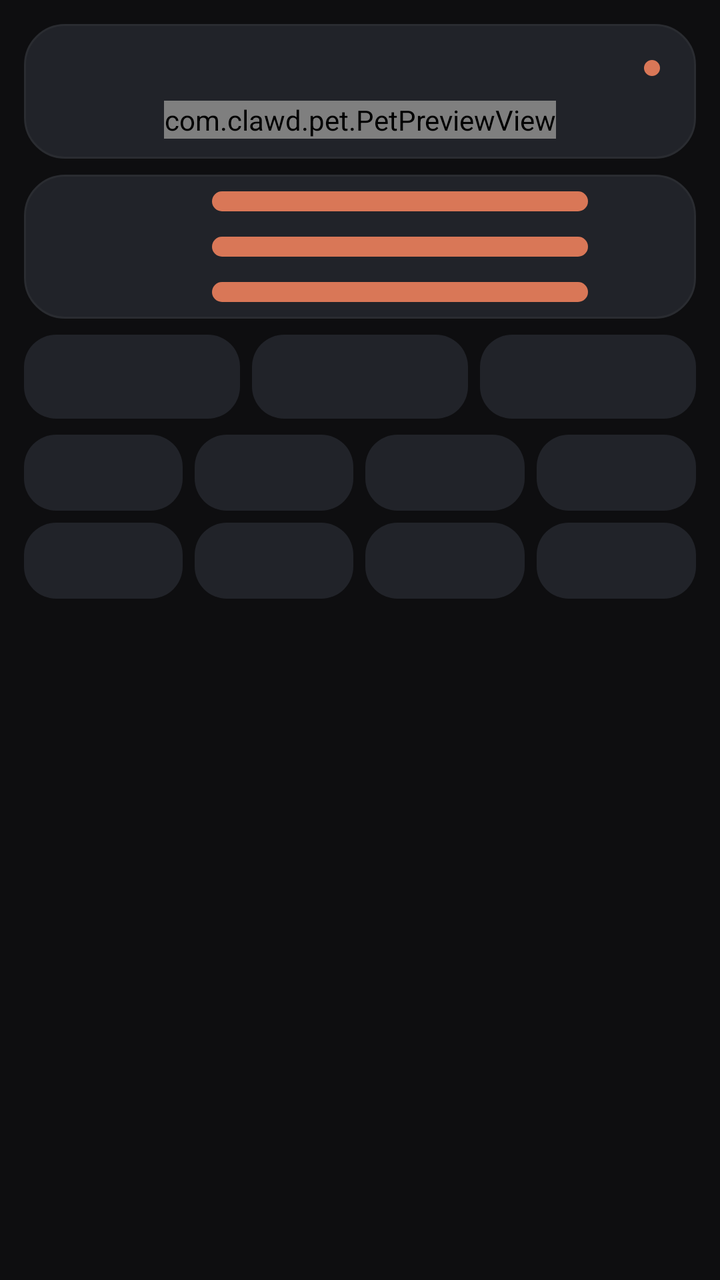
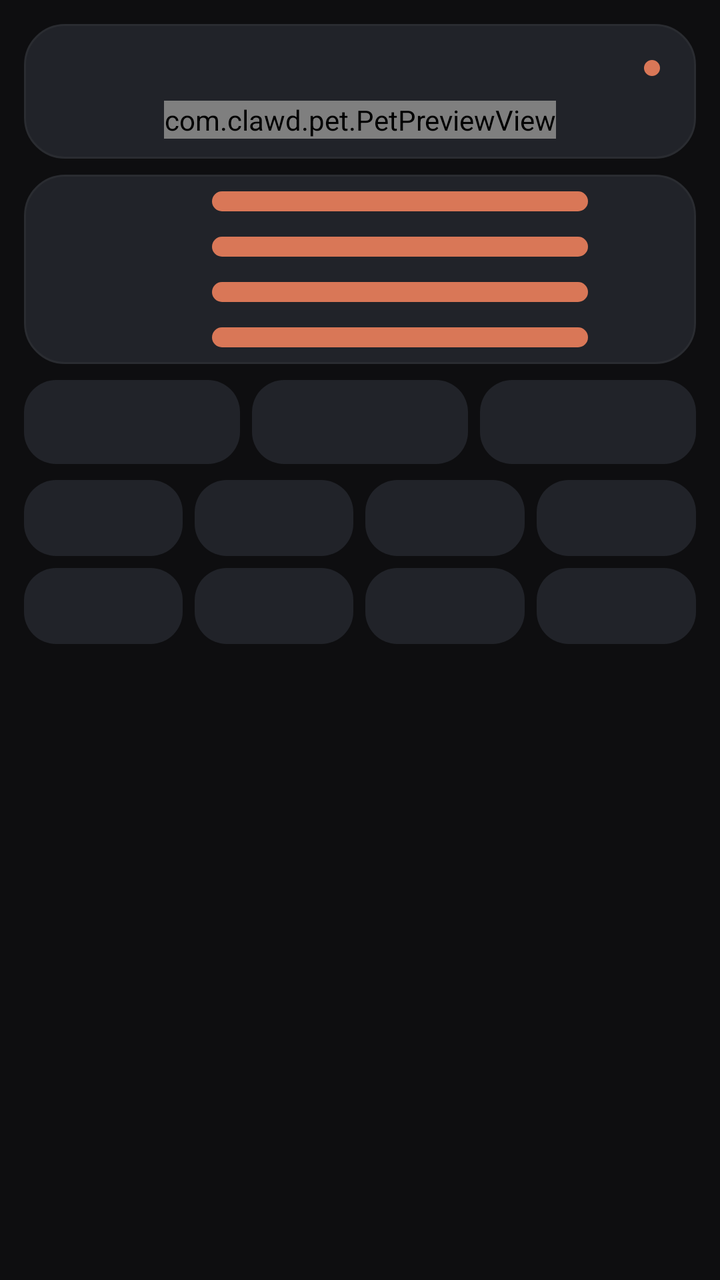

Two renders of the same Android screen: before a commit and after it. Below are the layout's source before the change and the commit's diff.
<!-- AndroidManifest.xml: application theme AppTheme -->
<!-- res/layout/activity_tamagotchi.xml -->
<?xml version="1.0" encoding="utf-8"?>
<ScrollView xmlns:android="http://schemas.android.com/apk/res/android"
    android:layout_width="match_parent"
    android:layout_height="match_parent"
    android:background="@color/bg"
    android:fillViewport="true"
    android:fitsSystemWindows="true">

    <LinearLayout
        android:layout_width="match_parent"
        android:layout_height="wrap_content"
        android:orientation="vertical"
        android:paddingStart="12dp"
        android:paddingTop="12dp"
        android:paddingEnd="12dp"
        android:paddingBottom="16dp">

        
        <LinearLayout
            android:layout_width="match_parent"
            android:layout_height="wrap_content"
            android:background="@drawable/card_bg"
            android:gravity="center_horizontal"
            android:orientation="vertical"
            android:paddingStart="12dp"
            android:paddingTop="10dp"
            android:paddingEnd="12dp"
            android:paddingBottom="10dp">

            <LinearLayout
                android:layout_width="match_parent"
                android:layout_height="wrap_content"
                android:gravity="center_vertical"
                android:orientation="horizontal">

                <TextView
                    android:id="@+id/tvTgTitle"
                    android:layout_width="0dp"
                    android:layout_height="wrap_content"
                    android:layout_weight="1"
                    android:textColor="@color/accent"
                    android:textSize="18sp"
                    android:textStyle="bold" />

                <View
                    android:id="@+id/vdTgDot"
                    android:layout_width="8dp"
                    android:layout_height="8dp"
                    android:layout_marginStart="8dp"
                    android:background="@drawable/dot_bg" />

                <TextView
                    android:id="@+id/tvTgStatus"
                    android:layout_width="wrap_content"
                    android:layout_height="wrap_content"
                    android:layout_marginStart="6dp"
                    android:textColor="@color/muted"
                    android:textSize="11sp" />
            </LinearLayout>

            <com.clawd.pet.PetPreviewView
                android:id="@+id/tgPreview"
                android:layout_width="wrap_content"
                android:layout_height="wrap_content"
                android:layout_marginTop="4dp" />
        </LinearLayout>

        
        <LinearLayout
            android:layout_width="match_parent"
            android:layout_height="wrap_content"
            android:layout_marginTop="8dp"
            android:background="@drawable/card_bg"
            android:orientation="vertical"
            android:paddingStart="10dp"
            android:paddingTop="6dp"
            android:paddingEnd="10dp"
            android:paddingBottom="6dp">

            <LinearLayout
                android:layout_width="match_parent"
                android:layout_height="wrap_content"
                android:gravity="center_vertical"
                android:orientation="horizontal">

                <TextView
                    android:id="@+id/tvTgMood"
                    android:layout_width="84dp"
                    android:layout_height="wrap_content"
                    android:textColor="@color/muted"
                    android:textSize="11sp" />

                <ProgressBar
                    android:id="@+id/pbTgMood"
                    style="?android:attr/progressBarStyleHorizontal"
                    android:layout_width="0dp"
                    android:layout_height="10dp"
                    android:layout_weight="1"
                    android:max="10"
                    android:progress="10"
                    android:progressDrawable="@drawable/bar_track" />

                <TextView
                    android:id="@+id/tvTgMoodVal"
                    android:layout_width="36dp"
                    android:layout_height="wrap_content"
                    android:layout_marginStart="8dp"
                    android:gravity="end"
                    android:textColor="@color/muted"
                    android:textSize="11sp" />
            </LinearLayout>

            <LinearLayout
                android:layout_width="match_parent"
                android:layout_height="wrap_content"
                android:layout_marginTop="8dp"
                android:gravity="center_vertical"
                android:orientation="horizontal">

                <TextView
                    android:id="@+id/tvTgHunger"
                    android:layout_width="84dp"
                    android:layout_height="wrap_content"
                    android:textColor="@color/muted"
                    android:textSize="11sp" />

                <ProgressBar
                    android:id="@+id/pbTgHunger"
                    style="?android:attr/progressBarStyleHorizontal"
                    android:layout_width="0dp"
                    android:layout_height="10dp"
                    android:layout_weight="1"
                    android:max="10"
                    android:progress="10"
                    android:progressDrawable="@drawable/bar_track" />

                <TextView
                    android:id="@+id/tvTgHungerVal"
                    android:layout_width="36dp"
                    android:layout_height="wrap_content"
                    android:layout_marginStart="8dp"
                    android:gravity="end"
                    android:textColor="@color/muted"
                    android:textSize="11sp" />
            </LinearLayout>

            <LinearLayout
                android:layout_width="match_parent"
                android:layout_height="wrap_content"
                android:layout_marginTop="8dp"
                android:gravity="center_vertical"
                android:orientation="horizontal">

                <TextView
                    android:id="@+id/tvTgEnergy"
                    android:layout_width="84dp"
                    android:layout_height="wrap_content"
                    android:textColor="@color/muted"
                    android:textSize="11sp" />

                <ProgressBar
                    android:id="@+id/pbTgEnergy"
                    style="?android:attr/progressBarStyleHorizontal"
                    android:layout_width="0dp"
                    android:layout_height="10dp"
                    android:layout_weight="1"
                    android:max="10"
                    android:progress="10"
                    android:progressDrawable="@drawable/bar_track" />

                <TextView
                    android:id="@+id/tvTgEnergyVal"
                    android:layout_width="36dp"
                    android:layout_height="wrap_content"
                    android:layout_marginStart="8dp"
                    android:gravity="end"
                    android:textColor="@color/muted"
                    android:textSize="11sp" />
            </LinearLayout>
        </LinearLayout>

        
        <LinearLayout
            android:layout_width="match_parent"
            android:layout_height="wrap_content"
            android:layout_marginTop="8dp"
            android:orientation="horizontal">

            <Button
                android:id="@+id/btnTgFeed"
                android:layout_width="0dp"
                android:layout_height="42dp"
                android:layout_weight="1"
                android:background="@drawable/ripple_soft"
                android:elevation="0dp"
                android:stateListAnimator="@null"
                android:textAllCaps="false"
                android:textColor="@color/text"
                android:textSize="12sp" />

            <Button
                android:id="@+id/btnTgPlay"
                android:layout_width="0dp"
                android:layout_height="42dp"
                android:layout_marginStart="6dp"
                android:layout_weight="1"
                android:background="@drawable/ripple_soft"
                android:elevation="0dp"
                android:stateListAnimator="@null"
                android:textAllCaps="false"
                android:textColor="@color/text"
                android:textSize="12sp" />

            <Button
                android:id="@+id/btnTgSleep"
                android:layout_width="0dp"
                android:layout_height="42dp"
                android:layout_marginStart="6dp"
                android:layout_weight="1"
                android:background="@drawable/ripple_soft"
                android:elevation="0dp"
                android:stateListAnimator="@null"
                android:textAllCaps="false"
                android:textColor="@color/text"
                android:textSize="12sp" />
        </LinearLayout>

        
        <LinearLayout
            android:layout_width="match_parent"
            android:layout_height="wrap_content"
            android:layout_marginTop="8dp"
            android:orientation="horizontal">

            <Button
                android:id="@+id/btnTgGame1"
                android:layout_width="0dp"
                android:layout_height="38dp"
                android:layout_weight="1"
                android:background="@drawable/ripple_soft"
                android:elevation="0dp"
                android:stateListAnimator="@null"
                android:textAllCaps="false"
                android:textColor="@color/text"
                android:textSize="10sp" />

            <Button
                android:id="@+id/btnTgGame2"
                android:layout_width="0dp"
                android:layout_height="38dp"
                android:layout_marginStart="6dp"
                android:layout_weight="1"
                android:background="@drawable/ripple_soft"
                android:elevation="0dp"
                android:stateListAnimator="@null"
                android:textAllCaps="false"
                android:textColor="@color/text"
                android:textSize="10sp" />

            <Button
                android:id="@+id/btnTgGame3"
                android:layout_width="0dp"
                android:layout_height="38dp"
                android:layout_marginStart="6dp"
                android:layout_weight="1"
                android:background="@drawable/ripple_soft"
                android:elevation="0dp"
                android:stateListAnimator="@null"
                android:textAllCaps="false"
                android:textColor="@color/text"
                android:textSize="10sp" />

            <Button
                android:id="@+id/btnTgGame4"
                android:layout_width="0dp"
                android:layout_height="38dp"
                android:layout_marginStart="6dp"
                android:layout_weight="1"
                android:background="@drawable/ripple_soft"
                android:elevation="0dp"
                android:stateListAnimator="@null"
                android:textAllCaps="false"
                android:textColor="@color/text"
                android:textSize="10sp" />
        </LinearLayout>

        
        <LinearLayout
            android:layout_width="match_parent"
            android:layout_height="wrap_content"
            android:layout_marginTop="6dp"
            android:orientation="horizontal">

            <Button
                android:id="@+id/btnTgGame5"
                android:layout_width="0dp"
                android:layout_height="38dp"
                android:layout_weight="1"
                android:background="@drawable/ripple_soft"
                android:elevation="0dp"
                android:stateListAnimator="@null"
                android:textAllCaps="false"
                android:textColor="@color/text"
                android:textSize="10sp" />

            <Button
                android:id="@+id/btnTgGame6"
                android:layout_width="0dp"
                android:layout_height="38dp"
                android:layout_marginStart="6dp"
                android:layout_weight="1"
                android:background="@drawable/ripple_soft"
                android:elevation="0dp"
                android:stateListAnimator="@null"
                android:textAllCaps="false"
                android:textColor="@color/text"
                android:textSize="10sp" />

            <Button
                android:id="@+id/btnTgGame7"
                android:layout_width="0dp"
                android:layout_height="38dp"
                android:layout_marginStart="6dp"
                android:layout_weight="1"
                android:background="@drawable/ripple_soft"
                android:elevation="0dp"
                android:stateListAnimator="@null"
                android:textAllCaps="false"
                android:textColor="@color/text"
                android:textSize="10sp" />

            <Button
                android:id="@+id/btnTgGame8"
                android:layout_width="0dp"
                android:layout_height="38dp"
                android:layout_marginStart="6dp"
                android:layout_weight="1"
                android:background="@drawable/ripple_soft"
                android:elevation="0dp"
                android:stateListAnimator="@null"
                android:textAllCaps="false"
                android:textColor="@color/text"
                android:textSize="10sp" />
        </LinearLayout>

        
        <LinearLayout
            android:id="@+id/tgReviveBox"
            android:layout_width="match_parent"
            android:layout_height="wrap_content"
            android:layout_marginTop="8dp"
            android:background="@drawable/card_bg"
            android:orientation="vertical"
            android:padding="10dp"
            android:visibility="gone">

            <TextView
                android:id="@+id/tvTgHint"
                android:layout_width="match_parent"
                android:layout_height="wrap_content"
                android:lineSpacingExtra="2dp"
                android:textColor="@color/muted"
                android:textSize="10sp" />

            <EditText
                android:id="@+id/etTgCode"
                android:layout_width="match_parent"
                android:layout_height="wrap_content"
                android:layout_marginTop="6dp"
                android:backgroundTint="@color/accent"
                android:inputType="text"
                android:singleLine="true"
                android:textColor="@color/text"
                android:textSize="13sp" />

            <Button
                android:id="@+id/btnTgRevive"
                android:layout_width="match_parent"
                android:layout_height="44dp"
                android:layout_marginTop="8dp"
                android:background="@drawable/ripple_accent"
                android:elevation="0dp"
                android:stateListAnimator="@null"
                android:textAllCaps="false"
                android:textColor="@color/on_accent"
                android:textSize="13sp"
                android:textStyle="bold" />
        </LinearLayout>
    </LinearLayout>
</ScrollView>
<!-- resources referenced by this layout -->
<resources>
  <color name="accent">#FFD97757</color>
  <color name="bg">#FF0E0E10</color>
  <color name="muted">#FF9AA0A6</color>
  <color name="on_accent">#FF1A120E</color>
  <color name="text">#FFEDEDED</color>
  <!-- drawable bar_track (drawable) -->
  <?xml version="1.0" encoding="utf-8"?>
  <layer-list xmlns:android="http://schemas.android.com/apk/res/android">
      <item>
          <shape>
              <corners android:radius="7dp" />
              <solid android:color="@color/line" />
          </shape>
      </item>
      <item android:id="@android:id/progress">
          <clip>
              <shape>
                  <corners android:radius="7dp" />
                  <solid android:color="@color/accent" />
              </shape>
          </clip>
      </item>
  </layer-list>
  <!-- drawable card_bg (drawable) -->
  <?xml version="1.0" encoding="utf-8"?>
  <shape xmlns:android="http://schemas.android.com/apk/res/android"
      android:shape="rectangle">
      <solid android:color="@color/btn_soft" />
      <corners android:radius="20dp" />
      <stroke
          android:width="1dp"
          android:color="@color/line" />
  </shape>
  <!-- drawable dot_bg (drawable) -->
  <?xml version="1.0" encoding="utf-8"?>
  <shape xmlns:android="http://schemas.android.com/apk/res/android">
      <solid android:color="@color/accent" />
      <size android:width="10dp" android:height="10dp" />
      <corners android:radius="5dp" />
  </shape>
  <!-- drawable ripple_accent (drawable) -->
  <?xml version="1.0" encoding="utf-8"?>
  <ripple xmlns:android="http://schemas.android.com/apk/res/android"
      android:color="#33FFFFFF">
      <item>
          <shape android:shape="rectangle">
              <solid android:color="@color/accent" />
              <corners android:radius="16dp" />
          </shape>
      </item>
  </ripple>
  <!-- drawable ripple_soft (drawable) -->
  <?xml version="1.0" encoding="utf-8"?>
  <ripple xmlns:android="http://schemas.android.com/apk/res/android"
      android:color="#33FFFFFF">
      <item>
          <shape android:shape="rectangle">
              <solid android:color="@color/btn_soft" />
              <corners android:radius="16dp" />
          </shape>
      </item>
  </ripple>
  <style name="AppTheme" parent="@android:style/Theme.Material.NoActionBar">
          <item name="android:windowBackground">@color/bg</item>
          <item name="android:colorBackground">@color/bg</item>
          <item name="android:colorAccent">@color/accent</item>
          <item name="android:colorPrimary">@color/accent</item>
          <item name="android:colorPrimaryDark">@color/bg</item>
          <item name="android:colorControlActivated">@color/accent</item>
          <item name="android:statusBarColor">@color/bg</item>
          <item name="android:navigationBarColor">@color/bg</item>
          <item name="android:windowLightStatusBar">false</item>
          <item name="android:textColorPrimary">@color/text</item>
          <item name="android:textColorSecondary">@color/muted</item>
      </style>
  <color name="line">#FF2A2C31</color>
  <color name="btn_soft">#FF212329</color>
</resources>

<!-- the commit's change to res/layout/activity_tamagotchi.xml (unified diff, before → after) -->
@@ -177,6 +177,40 @@
                     android:textColor="@color/muted"
                     android:textSize="11sp" />
             </LinearLayout>
+
+            <LinearLayout
+                android:layout_width="match_parent"
+                android:layout_height="wrap_content"
+                android:layout_marginTop="8dp"
+                android:gravity="center_vertical"
+                android:orientation="horizontal">
+
+                <TextView
+                    android:id="@+id/tvTgHealth"
+                    android:layout_width="84dp"
+                    android:layout_height="wrap_content"
+                    android:textColor="@color/muted"
+                    android:textSize="11sp" />
+
+                <ProgressBar
+                    android:id="@+id/pbTgHealth"
+                    style="?android:attr/progressBarStyleHorizontal"
+                    android:layout_width="0dp"
+                    android:layout_height="10dp"
+                    android:layout_weight="1"
+                    android:max="10"
+                    android:progress="10"
+                    android:progressDrawable="@drawable/bar_track" />
+
+                <TextView
+                    android:id="@+id/tvTgHealthVal"
+                    android:layout_width="36dp"
+                    android:layout_height="wrap_content"
+                    android:layout_marginStart="8dp"
+                    android:gravity="end"
+                    android:textColor="@color/muted"
+                    android:textSize="11sp" />
+            </LinearLayout>
         </LinearLayout>
 
         
@@ -223,6 +257,20 @@
                 android:textAllCaps="false"
                 android:textColor="@color/text"
                 android:textSize="12sp" />
+
+            <Button
+                android:id="@+id/btnTgTreat"
+                android:layout_width="0dp"
+                android:layout_height="42dp"
+                android:layout_marginStart="6dp"
+                android:layout_weight="1"
+                android:background="@drawable/ripple_soft"
+                android:elevation="0dp"
+                android:stateListAnimator="@null"
+                android:textAllCaps="false"
+                android:textColor="@color/text"
+                android:textSize="12sp"
+                android:visibility="gone" />
         </LinearLayout>
 
         
